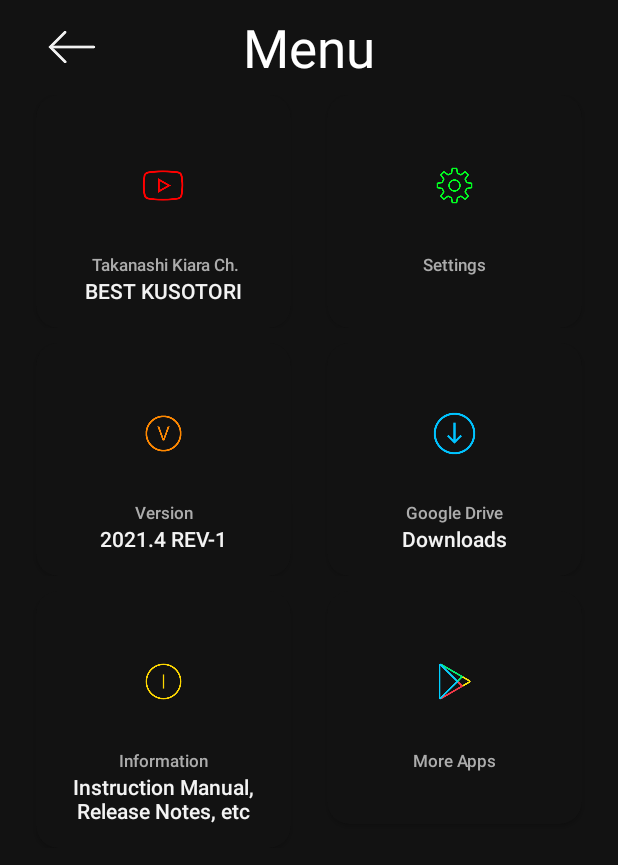
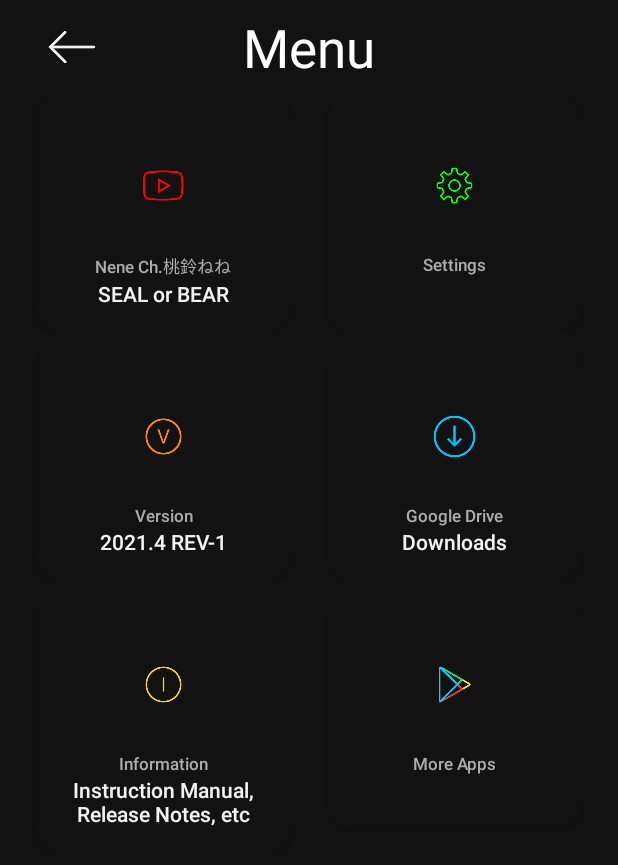
Before and after one commit to YuzuMin/Hololive-Gen5-Momosuzu-Nene-Noises, an Android app: the AppMenu screen opened directly, with no data from a screen before it, on a phone screen of 412 x 824 dp. Shown: the top 865 px of the screen. Run offline under Robolectric (Android 15) with nearby library versions, the phone set to English and light mode, and no system bars.

Commit message:
Update app_menu.xml

```diff
--- a/Stable/NeneNoises/app/src/main/res/layout/app_menu.xml
+++ b/Stable/NeneNoises/app/src/main/res/layout/app_menu.xml
@@ -94,7 +94,7 @@
                                     android:layout_width="match_parent"
                                     android:layout_height="wrap_content"
                                     android:fontFamily="sans-serif-medium"
-                                    android:text=" Takanashi Kiara Ch."
+                                    android:text="Nene Ch.桃鈴ねね"
                                     android:textAlignment="center"
                                     android:textColor="@color/darkporcelain"
                                     android:textSize="11sp" />
@@ -103,7 +103,7 @@
                                     android:layout_width="match_parent"
                                     android:layout_height="wrap_content"
                                     android:fontFamily="sans-serif-medium"
-                                    android:text="BEST KUSOTORI"
+                                    android:text="SEAL or BEAR"
                                     android:textAlignment="center"
                                     android:textColor="@color/porcelain" />
                             </LinearLayout>
```
